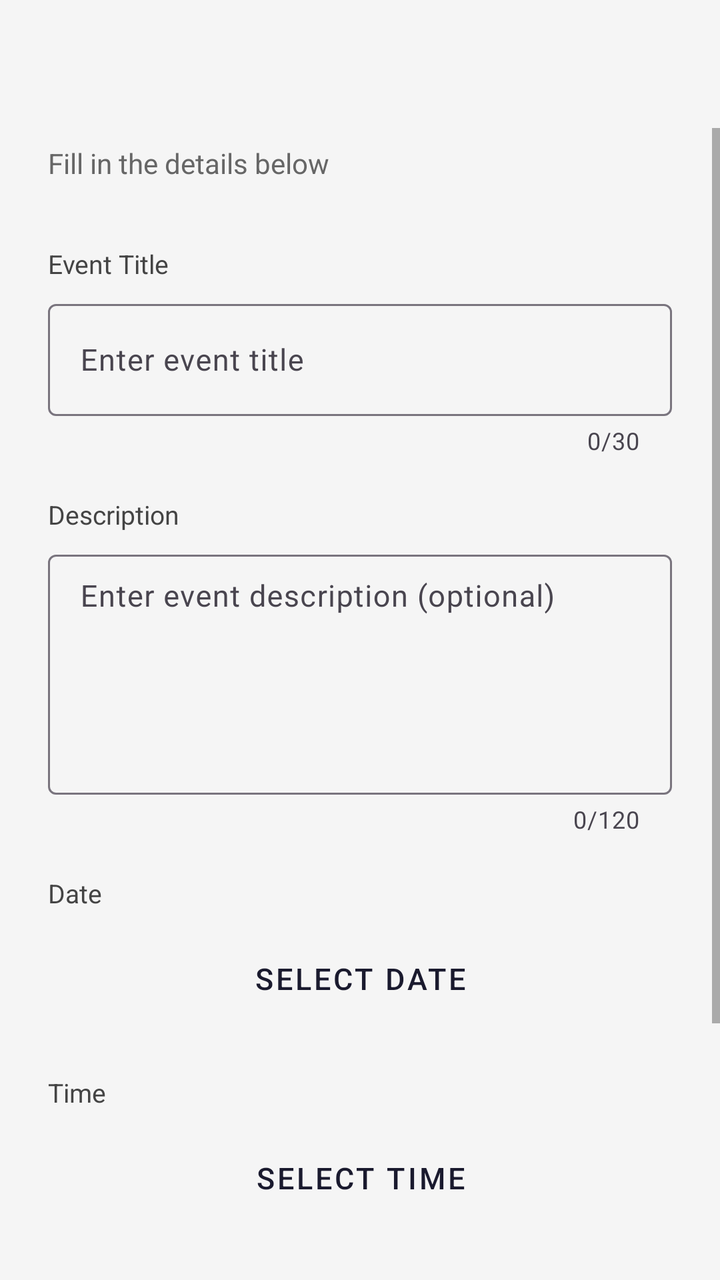
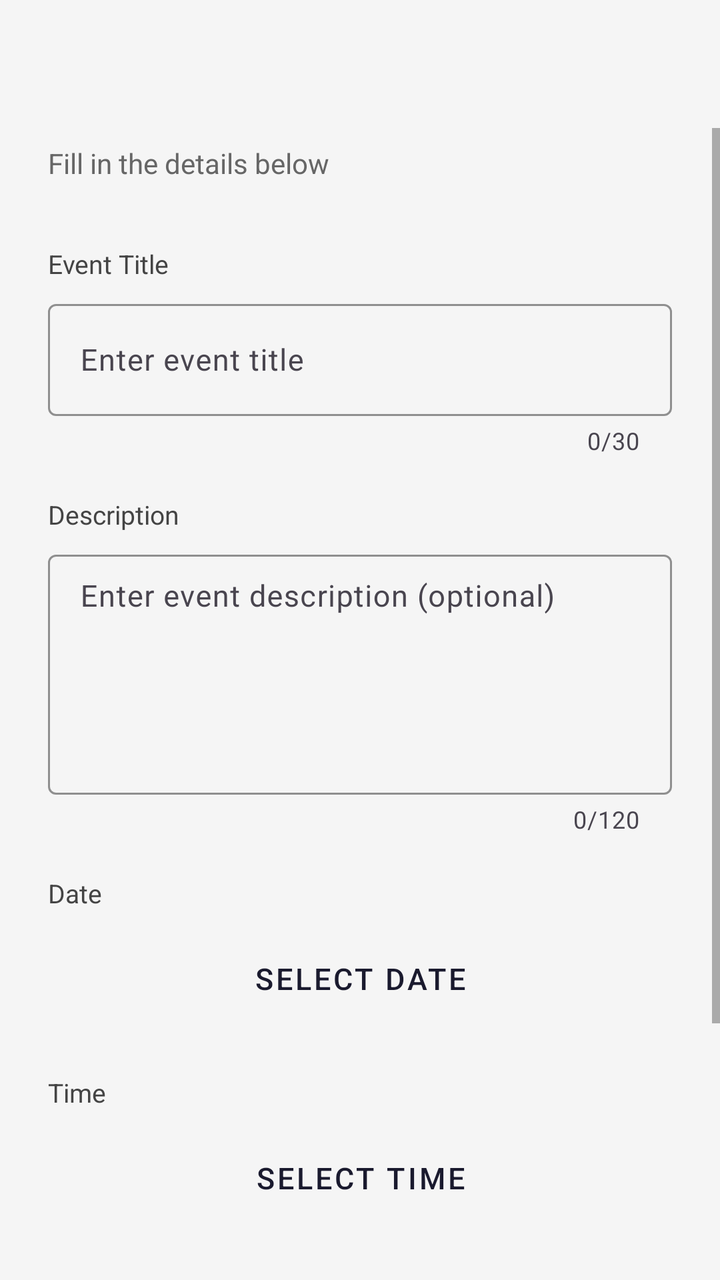

Two renders of the same Android screen: before a commit and after it. Below are the layout's source before the change and the commit's diff.
<!-- AndroidManifest.xml: application theme Theme.MyApplication -->
<!-- res/layout/activity_add_event.xml -->
<?xml version="1.0" encoding="utf-8"?>
<LinearLayout xmlns:android="http://schemas.android.com/apk/res/android"
    android:layout_width="match_parent"
    android:layout_height="match_parent"
    xmlns:app="http://schemas.android.com/apk/res-auto"
    android:orientation="vertical"
    android:background="?attr/colorPrimary">

    <androidx.appcompat.widget.Toolbar
        android:id="@+id/toolbarAddEvent"
        android:layout_width="match_parent"
        android:layout_height="?attr/actionBarSize"
        android:background="?attr/colorPrimary"
        android:elevation="4dp"
        android:titleTextColor="?android:attr/textColorPrimary" />

    <ScrollView
        android:layout_width="match_parent"
        android:layout_height="0dp"
        android:layout_weight="1"
        android:fillViewport="true"
        android:background="?attr/colorPrimary">

        <LinearLayout
            android:layout_width="match_parent"
            android:layout_height="wrap_content"
            android:orientation="vertical"
            android:paddingLeft="24dp"
            android:paddingRight="24dp"
            android:paddingTop="8dp"
            android:paddingBottom="8dp">

            <TextView
                android:layout_width="wrap_content"
                android:layout_height="wrap_content"
                android:text="@string/fill_in_the_details_below"
                android:textSize="14sp"
                android:textColor="?android:attr/textColorSecondary"
                android:layout_marginBottom="32dp"/>

            
            <TextView
                android:layout_width="match_parent"
                android:layout_height="wrap_content"
                android:text="@string/event_title"
                android:textSize="13sp"
                android:textColor="?android:attr/textColorHint"
                android:layout_marginBottom="6dp"/>

            <com.google.android.material.textfield.TextInputLayout
                android:layout_width="match_parent"
                android:layout_height="wrap_content"
                android:layout_marginBottom="20dp"
                android:hint="@string/enter_event_title"
                app:counterEnabled="true"
                app:counterMaxLength="30">

                <com.google.android.material.textfield.TextInputEditText
                    android:id="@+id/editTextEventTitle"
                    android:layout_width="match_parent"
                    android:layout_height="56dp"
                    android:inputType="text"
                    android:maxLength="30"
                    android:paddingStart="16dp"
                    android:paddingEnd="16dp"
                    android:textSize="15sp"/>

            </com.google.android.material.textfield.TextInputLayout>

            
            <TextView
                android:layout_width="match_parent"
                android:layout_height="wrap_content"
                android:text="@string/description"
                android:textSize="13sp"
                android:textColor="?android:attr/textColorHint"
                android:layout_marginBottom="6dp"/>

            <com.google.android.material.textfield.TextInputLayout
                android:layout_width="match_parent"
                android:layout_height="wrap_content"
                android:layout_marginBottom="20dp"
                android:hint="@string/enter_event_description_optional"
                app:counterEnabled="true"
                app:counterMaxLength="120">

                <com.google.android.material.textfield.TextInputEditText
                    android:id="@+id/editTextEventDesc"
                    android:layout_width="match_parent"
                    android:layout_height="120dp"
                    android:inputType="textMultiLine"
                    android:gravity="top"
                    android:maxLength="120"
                    android:paddingStart="16dp"
                    android:paddingEnd="16dp"
                    android:paddingTop="12dp"
                    android:textSize="15sp"/>

            </com.google.android.material.textfield.TextInputLayout>

            
            <TextView
                android:layout_width="match_parent"
                android:layout_height="wrap_content"
                android:text="@string/date"
                android:textSize="13sp"
                android:textColor="?android:attr/textColorHint"
                android:layout_marginBottom="6dp"/>

            <Button
                android:id="@+id/buttonPickDate"
                android:layout_width="match_parent"
                android:layout_height="56dp"
                android:text="@string/select_date"
                android:textSize="15sp"
                android:textColor="?android:attr/textColorPrimary"
                android:backgroundTint="?attr/colorPrimaryVariant"
                style="@style/Widget.MaterialComponents.Button.OutlinedButton"
                android:layout_marginBottom="20dp"/>

            
            <TextView
                android:layout_width="match_parent"
                android:layout_height="wrap_content"
                android:text="@string/time"
                android:textSize="13sp"
                android:textColor="?android:attr/textColorHint"
                android:layout_marginBottom="6dp"/>

            <Button
                android:id="@+id/buttonPickTime"
                android:layout_width="match_parent"
                android:layout_height="56dp"
                android:text="@string/select_time"
                android:textSize="15sp"
                android:textColor="?android:attr/textColorPrimary"
                android:backgroundTint="?attr/colorPrimaryVariant"
                style="@style/Widget.MaterialComponents.Button.OutlinedButton"
                android:layout_marginBottom="32dp"/>

            
            <Button
                android:id="@+id/buttonSaveEvent"
                android:layout_width="match_parent"
                android:layout_height="56dp"
                android:text="@string/save_event"
                android:textSize="16sp"
                android:textColor="?attr/colorOnSecondary"
                android:backgroundTint="?attr/colorSecondary"
                android:layout_marginBottom="12dp"/>

            
            <Button
                android:id="@+id/buttonCancelEvent"
                style="@style/Widget.MaterialComponents.Button.OutlinedButton"
                android:layout_width="match_parent"
                android:layout_height="56dp"
                android:text="@string/cancel"
                android:textSize="16sp"
                android:textColor="?android:attr/textColorPrimary"
                android:backgroundTint="?attr/colorPrimaryVariant"
                android:strokeColor="?android:attr/textColorPrimary"
                android:layout_marginBottom="24dp"/>

        </LinearLayout>

    </ScrollView>

</LinearLayout>
<!-- resources referenced by this layout -->
<resources>
  <string name="cancel">Cancel</string>
  <string name="date">Date</string>
  <string name="description">Description</string>
  <string name="enter_event_description_optional">Enter event description (optional)</string>
  <string name="enter_event_title">Enter event title</string>
  <string name="event_title">Event Title</string>
  <string name="fill_in_the_details_below">Fill in the details below</string>
  <string name="save_event">Save Event</string>
  <string name="select_date">Select Date</string>
  <string name="select_time">Select Time</string>
  <string name="time">Time</string>
  <style name="Theme.MyApplication" parent="Theme.Material3.DayNight.NoActionBar">
          <item name="colorPrimary">@color/light_background</item>
          <item name="colorPrimaryVariant">@color/light_surface</item>
          <item name="colorOnPrimary">@color/navy</item>
          <item name="colorSecondary">@color/navy</item>
          <item name="colorOnSecondary">@color/white</item>
          <item name="colorError">@color/error_red</item>
          <item name="android:textColorPrimary">@color/text_color_primary</item>
          <item name="android:textColorSecondary">#666666</item>
          <item name="android:textColorHint">#444444</item>
          <item name="android:windowLightStatusBar">true</item>
          <item name="colorAccent">@color/navy</item>
          <item name="colorSurface">@color/light_background</item>
          <item name="colorOnSurface">@color/navy</item>
      </style>
  <color name="light_background">#F5F5F5</color>
  <color name="light_surface">#FFFFFF</color>
  <color name="navy">#1A1A2E</color>
  <color name="white">#FFFFFFFF</color>
  <color name="error_red">#D32F2F</color>
</resources>

<!-- the commit's change to res/layout/activity_add_event.xml (unified diff, before → after) -->
@@ -52,6 +52,11 @@
                 android:layout_height="wrap_content"
                 android:layout_marginBottom="20dp"
                 android:hint="@string/enter_event_title"
+
+                app:boxBackgroundMode="outline"
+                app:boxStrokeColor="?attr/colorSecondary"
+                app:hintTextColor="?android:attr/textColorHint"
+
                 app:counterEnabled="true"
                 app:counterMaxLength="30">
 
@@ -81,6 +86,11 @@
                 android:layout_height="wrap_content"
                 android:layout_marginBottom="20dp"
                 android:hint="@string/enter_event_description_optional"
+
+                app:boxBackgroundMode="outline"
+                app:boxStrokeColor="?attr/colorSecondary"
+                app:hintTextColor="?android:attr/textColorHint"
+
                 app:counterEnabled="true"
                 app:counterMaxLength="120">
 
